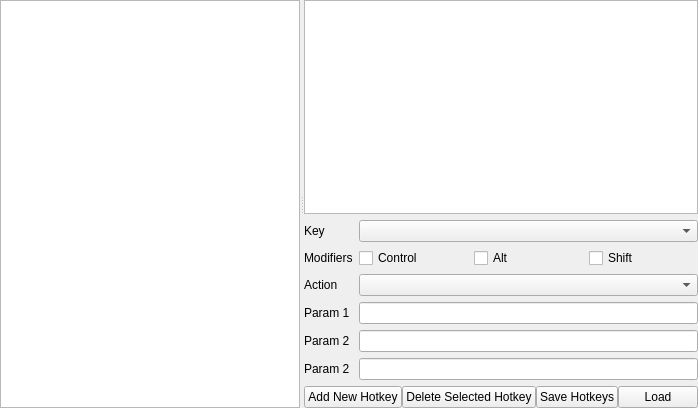
matzman666/PyPipboyApp, file widgets/hotkeys/ui/hotkeys.ui: the form before one commit.
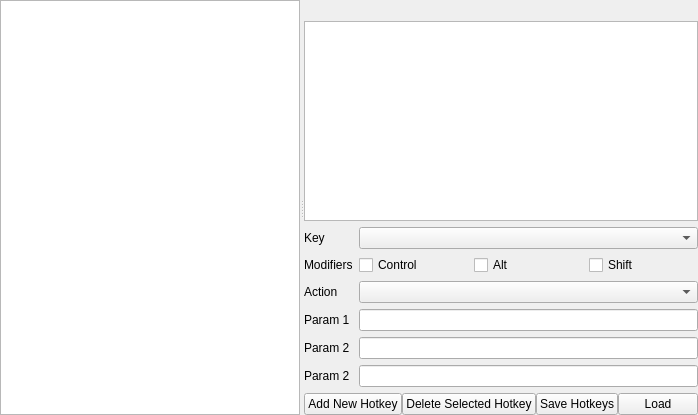
The form after the commit.

Commit message: Added testHotkeyHook, toggleEquippedGrenades, saving og splitter state

The edit to the form file:
```diff
--- a/widgets/hotkeys/ui/hotkeys.ui
+++ b/widgets/hotkeys/ui/hotkeys.ui
@@ -62,6 +62,57 @@
      </widget>
      <widget class="QWidget" name="verticalLayoutWidget">
       <layout class="QVBoxLayout" name="verticalLayout">
+       <item>
+        <widget class="QLabel" name="testMessage">
+         <property name="palette">
+          <palette>
+           <active>
+            <colorrole role="WindowText">
+             <brush brushstyle="SolidPattern">
+              <color alpha="255">
+               <red>255</red>
+               <green>0</green>
+               <blue>0</blue>
+              </color>
+             </brush>
+            </colorrole>
+           </active>
+           <inactive>
+            <colorrole role="WindowText">
+             <brush brushstyle="SolidPattern">
+              <color alpha="255">
+               <red>255</red>
+               <green>0</green>
+               <blue>0</blue>
+              </color>
+             </brush>
+            </colorrole>
+           </inactive>
+           <disabled>
+            <colorrole role="WindowText">
+             <brush brushstyle="SolidPattern">
+              <color alpha="255">
+               <red>120</red>
+               <green>120</green>
+               <blue>120</blue>
+              </color>
+             </brush>
+            </colorrole>
+           </disabled>
+          </palette>
+         </property>
+         <property name="font">
+          <font>
+           <pointsize>10</pointsize>
+           <weight>75</weight>
+           <bold>true</bold>
+          </font>
+         </property>
+         <property name="text">
+          <string/>
+         </property>
+        </widget>
+       </item>
        <item>
         <widget class="QTableWidget" name="tableWidget">
          <property name="minimumSize">
```
Left out of the diff: 5 changed lines with no effect on the pictures. The commit also changes 2 other files.
